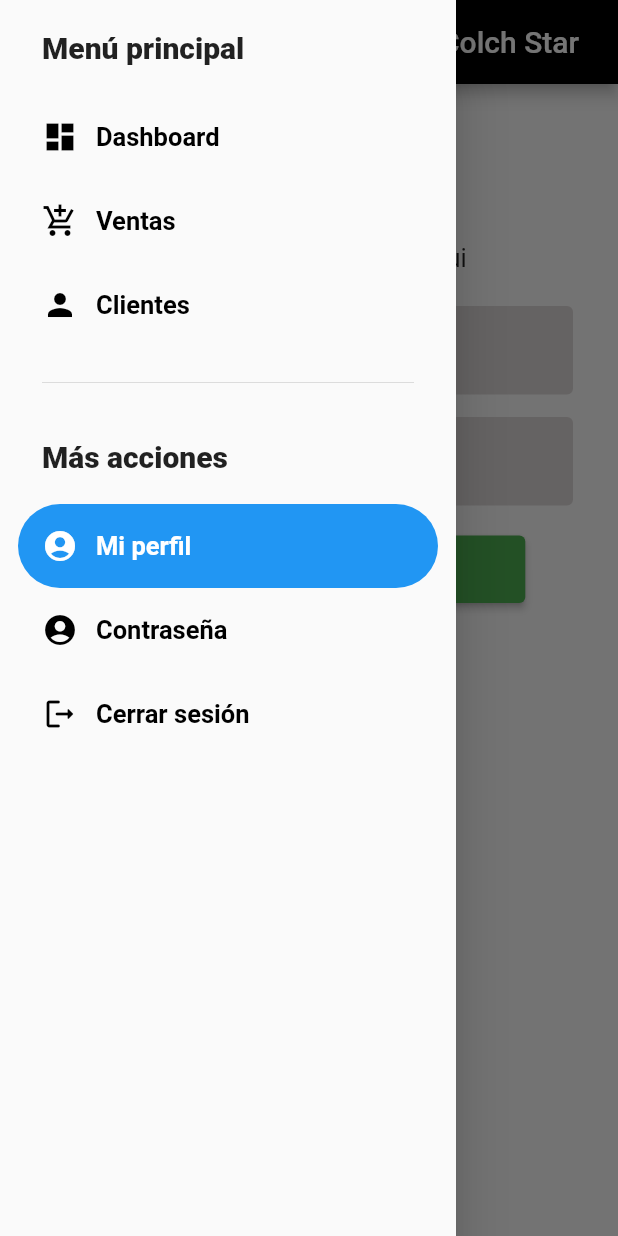
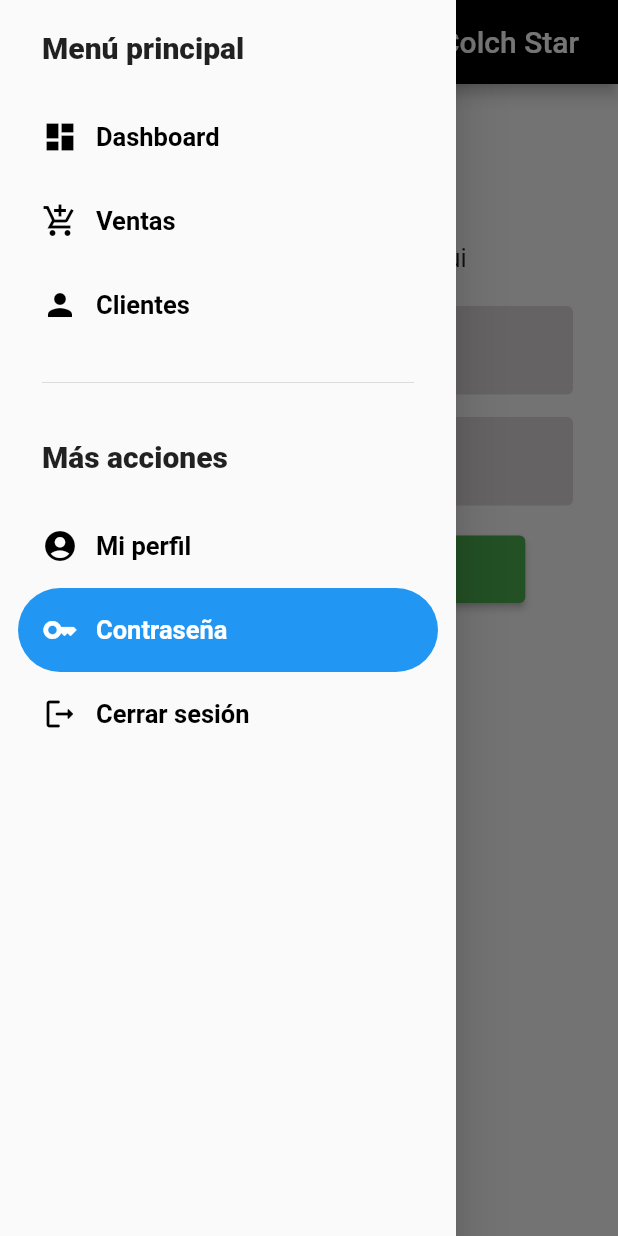
Before and after one commit to JESUS3928CF/colch_star_movile, a Flutter app: the RecoverPassword screen opened directly, with the side drawer open, on a phone screen of 412 x 824 dp. Run offline on Flutter 3.47's test engine with Material 2 defaults, Android fonts, the phone set to English and light mode, and no system bars; our stand-ins replace dio.

Commit message:
bug de el nenu en la contraseña corregido

```diff
--- a/lib/presentation/screens/recover_password_screen.dart
+++ b/lib/presentation/screens/recover_password_screen.dart
@@ -171,7 +171,7 @@ class _RecoverPasswordState extends State<RecoverPassword> {
                 ],
               ))),
       drawer: SideMenu(
-        navDrawerIndex: 3,
+        navDrawerIndex: 4,
       ),
     );
   }
--- a/lib/presentation/widgets/side_menu.dart
+++ b/lib/presentation/widgets/side_menu.dart
@@ -112,7 +112,7 @@ class _SideMenuState extends State<SideMenu> {
                 style: menuItemsTextStyle,
               )),
           const NavigationDrawerDestination(
-              icon: Icon(Icons.account_circle),
+              icon: Icon(Icons.key),
               label: Text(
                 'Contraseña',
                 style: menuItemsTextStyle,
```
